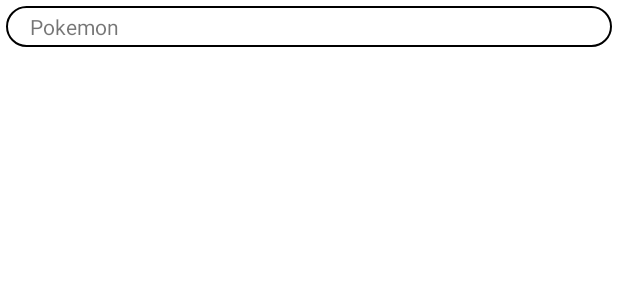
After one commit to ferecgithub/BgnMobi-Pokemon-Assignment, an Android app: the layout layout_pokemon_list_item.xml on its own in the app's theme, with its tools: preview values and no code run, on a phone screen of 412 x 824 dp. The commit adds this screen. Shown: the top 300 px of the screen. Run offline under Robolectric (Android 15) with nearby library versions, the phone set to English and light mode, and no system bars.

```diff
--- a/app/src/main/java/com/ferechamitbeyli/bgnmobipokemonassignment/core/data/repository/pokemon/implementation/PokemonRepositoryImpl.kt
+++ b/app/src/main/java/com/ferechamitbeyli/bgnmobipokemonassignment/core/data/repository/pokemon/implementation/PokemonRepositoryImpl.kt
@@ -33,7 +33,7 @@ class PokemonRepositoryImpl @Inject constructor(
         Pager(
             config = PagingConfig(
                 pageSize = POKEMON_LIST_LIMIT,
-                maxSize = POKEMON_LIST_LIMIT + (POKEMON_LIST_LIMIT + 2),
+                maxSize = POKEMON_LIST_LIMIT + (POKEMON_LIST_LIMIT * 2),
                 enablePlaceholders = false
             ),
             pagingSourceFactory = {
--- a/app/src/main/java/com/ferechamitbeyli/bgnmobipokemonassignment/core/network/datasource/pokemon/implementation/PokemonRemoteDataSourceImpl.kt
+++ b/app/src/main/java/com/ferechamitbeyli/bgnmobipokemonassignment/core/network/datasource/pokemon/implementation/PokemonRemoteDataSourceImpl.kt
@@ -1,5 +1,6 @@
 package com.ferechamitbeyli.bgnmobipokemonassignment.core.network.datasource.pokemon.implementation
 
+import android.util.Log
 import com.ferechamitbeyli.bgnmobipokemonassignment.core.network.datasource.pokemon.abstraction.PokemonRemoteDataSource
 import com.ferechamitbeyli.bgnmobipokemonassignment.core.network.dto.pokemon_detail.PokemonDetailDto
 import com.ferechamitbeyli.bgnmobipokemonassignment.core.network.dto.pokemon_list.PokemonListDto
@@ -19,8 +20,9 @@ class PokemonRemoteDataSourceImpl @Inject constructor(
     override suspend fun getPokemonList(
         offset: Int,
         limit: Int
-    ): Response<PokemonListDto> =
-        pokemonService.getPokemonList()
+    ): Response<PokemonListDto> {
+        return pokemonService.getPokemonList()
+    }
 
     override suspend fun getPokemonById(id: Int): Response<PokemonDetailDto> =
         pokemonService.getPokemonById(id = id)
--- a/app/src/main/java/com/ferechamitbeyli/bgnmobipokemonassignment/core/network/di/NetworkModule.kt
+++ b/app/src/main/java/com/ferechamitbeyli/bgnmobipokemonassignment/core/network/di/NetworkModule.kt
@@ -38,7 +38,7 @@ object NetworkModule {
     ): Retrofit {
         return remoteFactory.createRetrofit(
             url = BASE_URL,
-            isDebug = BuildConfig.DEBUG
+            isDebug = true //BuildConfig.DEBUG
         )
 
     }
--- a/app/src/main/java/com/ferechamitbeyli/bgnmobipokemonassignment/core/network/endpoint/PokemonEndpoints.kt
+++ b/app/src/main/java/com/ferechamitbeyli/bgnmobipokemonassignment/core/network/endpoint/PokemonEndpoints.kt
@@ -4,5 +4,5 @@ object PokemonEndpoints {
     private const val POKEAPI_PATH = "pokemon"
 
     // GET
-    const val POKEMON_LIST = "$POKEAPI_PATH/DeliveryInfo"
+    const val POKEMON_LIST = POKEAPI_PATH
 }
--- a/app/src/main/res/drawable/background_list_item.xml
+++ b/app/src/main/res/drawable/background_list_item.xml
@@ -4,7 +4,7 @@
     <item>
         <shape>
             <solid android:color="#ffffff" />
-            <stroke android:width="2dp" android:color="#000000" />
+            <stroke android:width="1dp" android:color="@color/black" />
             <corners android:radius="300dp" />
         </shape>
     </item>
--- a/app/src/main/res/layout/fragment_pokemon_list.xml
+++ b/app/src/main/res/layout/fragment_pokemon_list.xml
@@ -5,10 +5,10 @@
     android:layout_height="match_parent"
     tools:context=".features.list.presentation.fragment.PokemonListFragment">
 
-    <!-- TODO: Update blank fragment layout -->
-    <TextView
+    <androidx.recyclerview.widget.RecyclerView
+        android:id="@+id/recyclerView_pokemonList"
         android:layout_width="match_parent"
         android:layout_height="match_parent"
-        android:text="Liste Sayfası" />
+        android:padding="4dp" />
 
 </FrameLayout>
--- /dev/null
+++ b/app/src/main/res/layout/layout_pokemon_list_item.xml
@@ -0,0 +1,20 @@
+<?xml version="1.0" encoding="utf-8"?>
+<LinearLayout xmlns:android="http://schemas.android.com/apk/res/android"
+    android:layout_width="match_parent"
+    android:layout_height="wrap_content"
+    android:layout_margin="4dp"
+    android:orientation="vertical">
+
+    <TextView
+        android:id="@+id/textView_layoutPokemonListItem_name"
+        android:layout_width="match_parent"
+        android:layout_height="wrap_content"
+        android:background="@drawable/background_list_item"
+        android:text="Pokemon"
+        android:paddingTop="4dp"
+        android:paddingBottom="4dp"
+        android:paddingStart="16dp"
+        android:paddingEnd="16dp"
+        android:textSize="14sp" />
+
+</LinearLayout>
```
Also changed, not shown: app/src/main/java/com/ferechamitbeyli/bgnmobipokemonassignment/core/data/di/RepositoryModule.kt (+5 -3 lines), app/src/main/java/com/ferechamitbeyli/bgnmobipokemonassignment/core/network/util/ApiUtils.kt (+0 -14 lines), app/src/main/java/com/ferechamitbeyli/bgnmobipokemonassignment/features/list/presentation/adapter/PokemonListAdapter.kt (added, +53 -0 lines), app/src/main/java/com/ferechamitbeyli/bgnmobipokemonassignment/features/list/presentation/fragment/PokemonListFragment.kt (+46 -1 lines).
